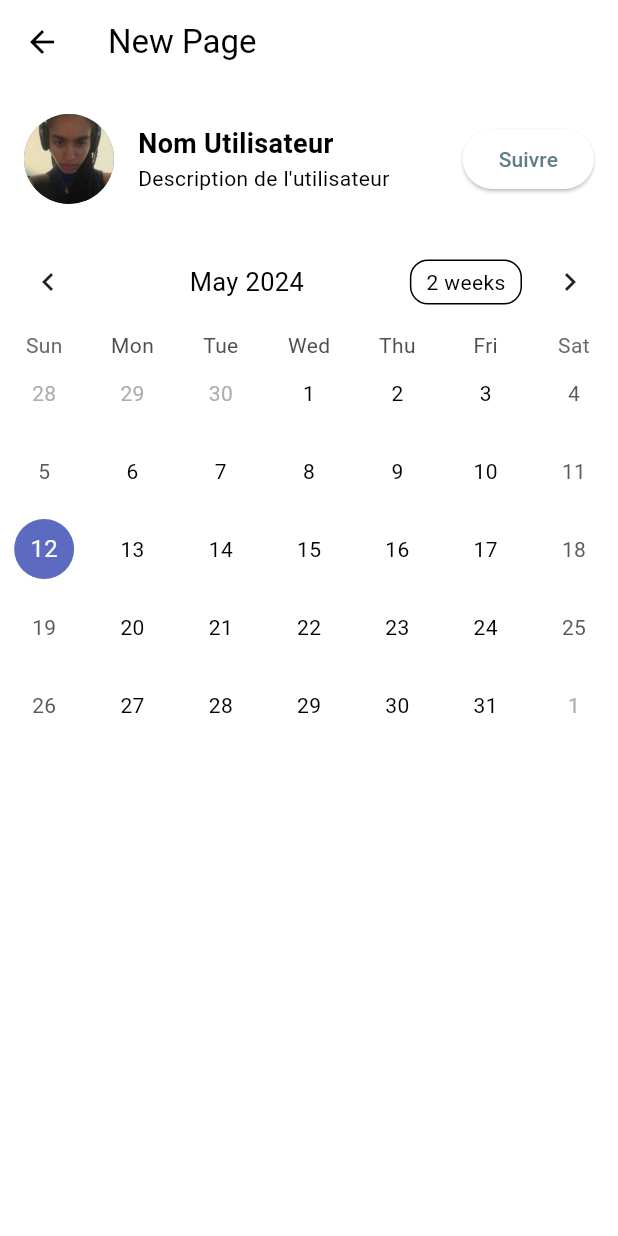
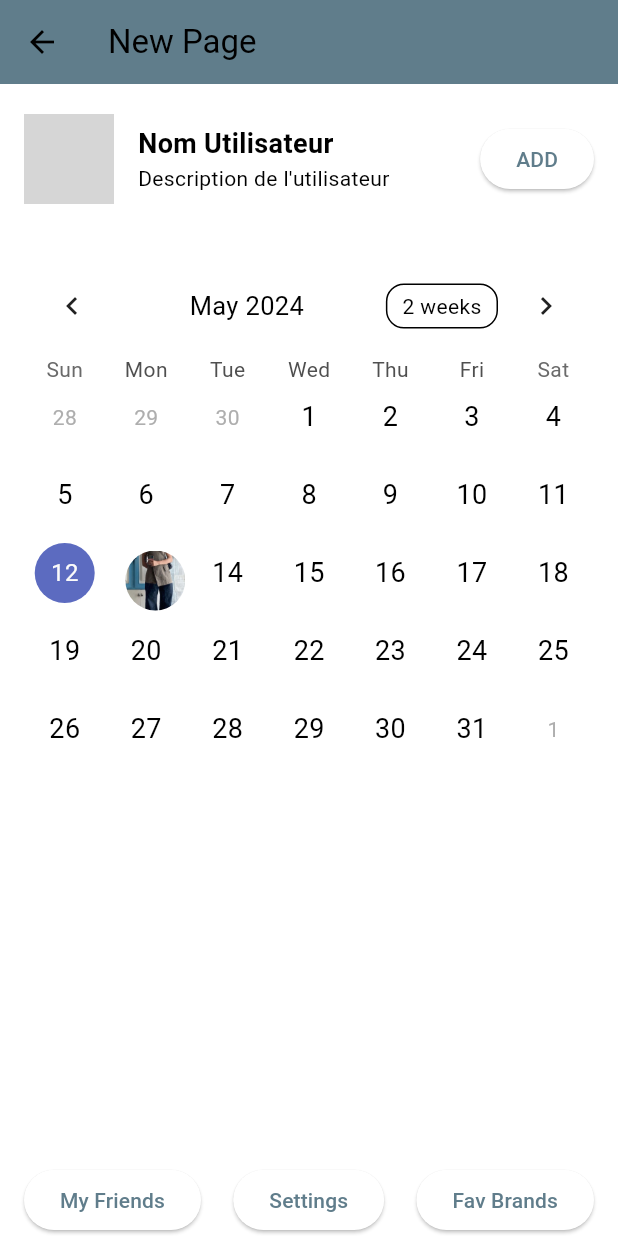
Before and after one commit to imtinibae/weareclothed, a Flutter app: the NewPage screen opened directly, on a phone screen of 412 x 824 dp. Run offline on Flutter 3.47's test engine with Material 3 defaults, Android fonts, the phone set to English and light mode, and no system bars; drawn by our look-alikes of table_calendar; grey boxes are pictures that could not be loaded.

Commit message:
Boutons 'My Friends', 'Settings', 'Fav Brands'. Fonctionnalité photo derrière la date

```diff
--- a/lib/main.dart
+++ b/lib/main.dart
@@ -1,5 +1,6 @@
 import 'package:flutter/material.dart';
 import 'package:table_calendar/table_calendar.dart';
+
 
 void main() {
   runApp(const MyApp());
@@ -52,7 +53,7 @@ class _MyHomePageState extends State<MyHomePage> {
                     Navigator.push(
                       context,
                       MaterialPageRoute(
-                        builder: (context) => const NewPage(),
+                        builder: (context) => NewPage(),
                       ),
                     );
                   },
@@ -65,7 +66,7 @@ class _MyHomePageState extends State<MyHomePage> {
                   ),
                   child: ClipOval(
                     child: Image.asset(
-                      "assets/images/face1.jpeg",
+                      "assets/images/face2.jpeg",
                       fit: BoxFit.cover,
                       width: 60.0,
                       height: 60.0,
@@ -78,6 +79,18 @@ class _MyHomePageState extends State<MyHomePage> {
               child: ImageWithDescription(
                 imagePath: "assets/images/fit1.jpeg",
                 description: "Fit from thrift shop !",
+                onLike: () {
+                  // Action lorsque l'icône "like" est pressée
+                  print('Liked!');
+                },
+                onComment: () {
+                  // Action lorsque l'icône "comment" est pressée
+                  print('Commented!');
+                },
+                onShare: () {
+                  // Action lorsque l'icône "share" est pressée
+                  print('Shared!');
+                },
               ),
             ),
           ],
@@ -90,22 +103,27 @@ class _MyHomePageState extends State<MyHomePage> {
 class ImageWithDescription extends StatelessWidget {
   final String imagePath;
   final String description;
+  final VoidCallback? onLike;
+  final VoidCallback? onComment;
+  final VoidCallback? onShare;
 
   const ImageWithDescription({
     Key? key,
     required this.imagePath,
     required this.description,
+    this.onLike,
+    this.onComment,
+    this.onShare,
   }) : super(key: key);
 
   @override
   Widget build(BuildContext context) {
     return Stack(
       children: [
-        Container (
-          width : 600.0,
-          height : 600.0,
-        child :
-        Image.asset(
+        Container(
+          width: double.infinity,
+          height: double.infinity,
+          child: Image.asset(
             imagePath,
             fit: BoxFit.fill,
           ),
@@ -116,12 +134,31 @@ class ImageWithDescription extends StatelessWidget {
           child: Container(
             padding: const EdgeInsets.all(8.0),
             color: Colors.white.withOpacity(0.5),
-            child: Text(
+            child: Row(
+              children: [
+                Text(
                   description,
                   style: const TextStyle(
                     color: Colors.black,
                     fontSize: 20,
                   ),
+                ),
+                const SizedBox(width: 12.0),
+                ReactionBubble(
+                  icon: Icons.favorite,
+                  onTap: onLike,
+                ),
+                const SizedBox(width: 12.0),
+                ReactionBubble(
+                  icon: Icons.comment,
+                  onTap: onComment,
+                ),
+                const SizedBox(width: 12.0),
+                ReactionBubble(
+                  icon: Icons.share,
+                  onTap: onShare,
+                ),
+              ],
             ),
           ),
         ),
@@ -130,28 +167,47 @@ class ImageWithDescription extends StatelessWidget {
   }
 }
 
-class NewPage extends StatefulWidget {
-  const NewPage({Key? key}) : super(key: key);
+class ReactionBubble extends StatelessWidget {
+  final IconData icon;
+  final VoidCallback? onTap;
+
+  const ReactionBubble({
+    Key? key,
+    required this.icon,
+    this.onTap,
+  }) : super(key: key);
 
   @override
-  _NewPageState createState() => _NewPageState();
+  Widget build(BuildContext context) {
+    return GestureDetector(
+      onTap: onTap,
+      child: Container(
+        padding: const EdgeInsets.all(8.0),
+        decoration: BoxDecoration(
+          color: Colors.grey.withOpacity(0.5),
+          borderRadius: BorderRadius.circular(20.0),
+        ),
+        child: Icon(icon, size: 24.0),
+      ),
+    );
+  }
 }
 
-class _NewPageState extends State<NewPage> {
-  late DateTime _selectedDay;
-  late CalendarFormat _calendarFormat;
+class NewPage extends StatelessWidget {
+   NewPage({Key? key}) : super(key: key);
 
-  @override
-  void initState() {
-    super.initState();
-    _selectedDay = DateTime.now();
-    _calendarFormat = CalendarFormat.month;
-  }
+  // Structure pour mapper les événements aux dates
+  final Map<DateTime, List<Event>> events = {
+    DateTime.now(): [Event(imagePath: 'assets/images/fit1.jpeg')],
+    DateTime.now().add(const Duration(days: 2)): [Event(imagePath: 'assets/images/fit1.jpeg')],
+    // Ajoutez d'autres dates et événements ici
+  };
 
   @override
   Widget build(BuildContext context) {
     return Scaffold(
       appBar: AppBar(
+        backgroundColor: Theme.of(context).colorScheme.secondary,
         title: Text('New Page'),
       ),
       body: Column(
@@ -165,7 +221,7 @@ class _NewPageState extends State<NewPage> {
               children: [
                 CircleAvatar(
                   radius: 30.0,
-                  backgroundImage: AssetImage('assets/images/face1.jpeg'),
+                  backgroundImage: AssetImage('assets/images/face2.jpeg'),
                 ),
                 SizedBox(width: 16.0),
                 Expanded(
@@ -192,39 +248,113 @@ class _NewPageState extends State<NewPage> {
                   onPressed: () {
                     // Action lorsque le bouton Suivre est pressé
                   },
-                  child: Text('Suivre'),
+                  child: Text('ADD'),
                 ),
               ],
             ),
           ),
           SizedBox(height: 20.0), // Espacement
-          // Calendrier
+          // Calendrier avec miniatures d'image
           Expanded(
+            child: Padding(
+              padding: const EdgeInsets.all(16.0),
               child: TableCalendar(
-              calendarFormat: _calendarFormat,
-              focusedDay: _selectedDay,
+                calendarFormat: CalendarFormat.month,
+                focusedDay: DateTime.now(),
                 firstDay: DateTime.utc(2020, 1, 1),
                 lastDay: DateTime.utc(2030, 12, 31),
                 headerStyle: HeaderStyle(
                   titleCentered: true,
                 ),
-              onFormatChanged: (format) {
-                setState(() {
-                  _calendarFormat = format;
-                });
+                calendarStyle: CalendarStyle(
+                  // Adjust the size of the calendar cells
+                  defaultTextStyle: TextStyle(fontSize: 18),
+                  weekendTextStyle: TextStyle(fontSize: 18 ),
+                  todayTextStyle: TextStyle(fontSize: 18, fontWeight: FontWeight.bold),
+                ),
+                eventLoader: _getEventsForDay,
+                calendarBuilders: CalendarBuilders(
+                  markerBuilder: (context, date, events) {
+                    if (date.year == 2024 && date.month == 5 && date.day == 13) {
+                      final List<Event>? typedEvents = events as List<
+                          Event>?; // Convertir events en List<Event>?
+                      final Event? event = typedEvents?.isNotEmpty ?? false
+                          ? typedEvents!.first
+                          : null;
+                      if (event != null) {
+                        return Positioned(
+                          right: 1,
+                          bottom: 1,
+                          child: ClipOval(
+                            child: Image.asset(
+                              event.imagePath,
+                              width: 40,
+                              height: 40,
+                              fit: BoxFit.cover,
+                            ),
+                          ),
+                        );
+                      }
+                    }
+                    return const SizedBox.shrink(); // Pas d'image
                   },
+                ),
                 onDaySelected: (selectedDay, focusedDay) {
-                setState(() {
-                  _selectedDay = selectedDay;
-                });
+                  // Action lorsqu'un jour est sélectionné
                 },
                 selectedDayPredicate: (day) {
-                return isSameDay(_selectedDay, day);
+                  return isSameDay(DateTime.now(), day);
                 },
+              ),
+            ),
+          ),
+          SizedBox(height: 20.0), // Espacement
+          Padding(
+            padding: const EdgeInsets.symmetric(horizontal: 16.0),
+            child: Row(
+              mainAxisAlignment: MainAxisAlignment.spaceBetween,
+              children: [
+                ElevatedButton(
+                  onPressed: () {
+                    // Action lorsque le bouton "My Friends" est pressé
+                    print('My Friends button pressed');
+                  },
+                  child: Text('My Friends'),
+                ),
+                ElevatedButton(
+                  onPressed: () {
+                    // Action lorsque le bouton "Settings" est pressé
+                    print('Settings button pressed');
+                  },
+                  child: Text('Settings'),
+                ),
+                ElevatedButton(
+                  onPressed: () {
+                    // Action lorsque le bouton "Fav Brands" est pressé
+                    print('Fav Brands button pressed');
+                  },
+                  child: Text('Fav Brands'),
+                ),
+              ],
             ),
           ),
         ],
       ),
     );
   }
+
+   // Fonction pour récupérer les événements associés à une date donnée
+   List<Event> _getEventsForDay(DateTime day) {
+     // Exemple : retourner une liste d'événements pour la date donnée
+     return [
+       Event(imagePath: 'assets/images/fit1.jpeg'),
+     ];
    }
+}
+
+// Modèle d'événement
+class Event {
+  final String imagePath;
+
+  Event({required this.imagePath});
+}
```
Lines whose indentation alone changed are shown as unchanged.
